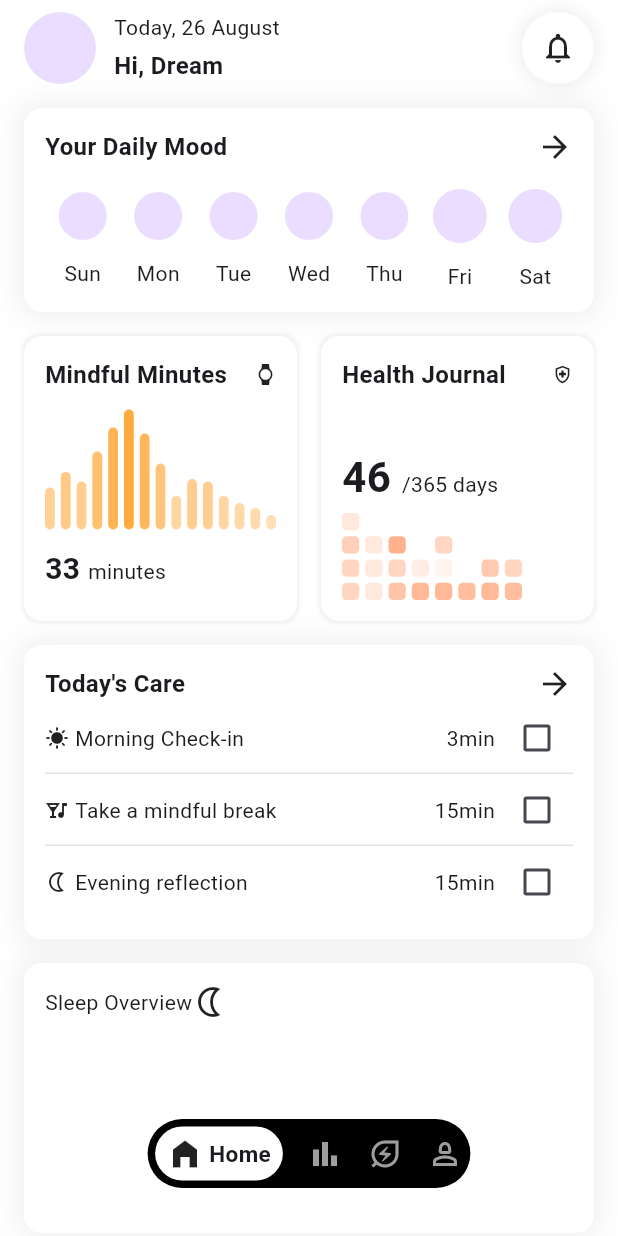
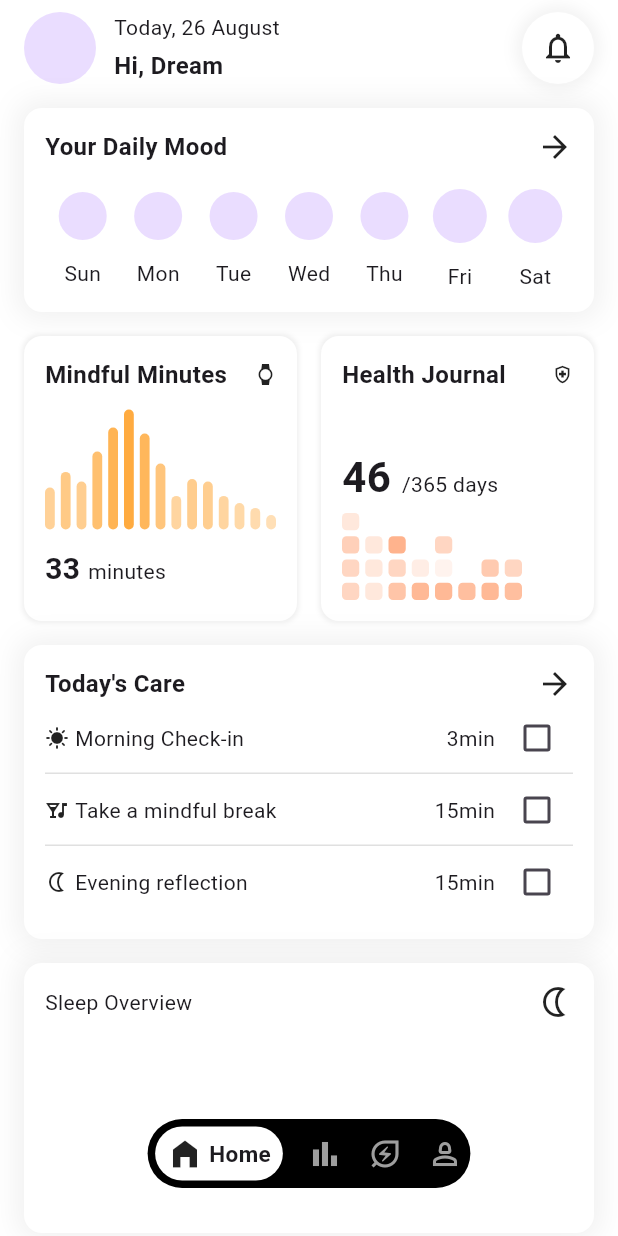
Before and after one commit to JAICHANGPARK/flutter_notebook_chapter_53, a Flutter app: the MentalHealthMainPage screen opened directly, on a phone screen of 412 x 824 dp. Run offline on Flutter 3.47's test engine with Material 3 defaults, Android fonts, the phone set to English and light mode, and no system bars; our stand-ins replace dotted_border, gap, hugeicons, material_ui, percent_indicator, smooth_page_indicator; missing offline and left inert: avatar_stack, easy_pie_chart.

Commit message:
Update mental_health_home_page.dart

```diff
--- a/lib/ep2674_mental_health_app/ui/mental_health_home_page.dart
+++ b/lib/ep2674_mental_health_app/ui/mental_health_home_page.dart
@@ -309,6 +309,7 @@ class MentalHealthHomePage extends StatelessWidget {
             child: Column(
               children: [
                 Row(
+                  mainAxisAlignment: .spaceBetween,
                   children: [
                     Text("Sleep Overview"),
                     Icon(Icons.nightlight_outlined),
```
